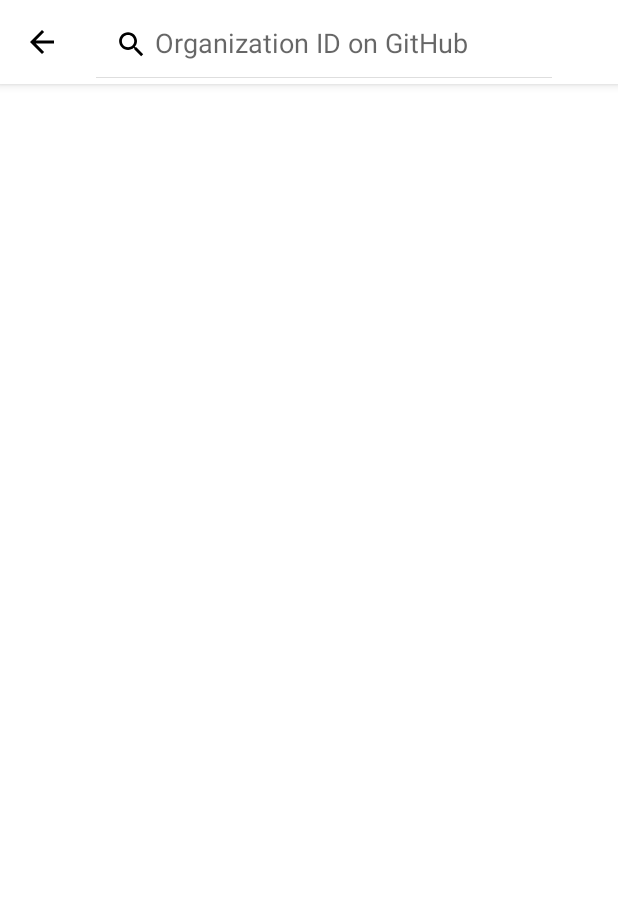
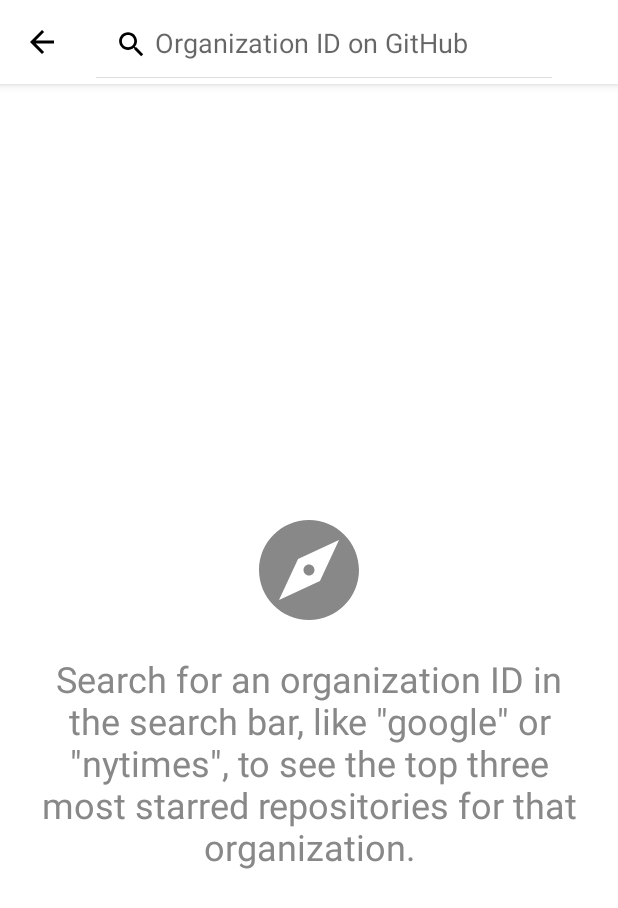
Before and after one commit to chadschultz/github-stars, an Android app: the screen it shows after launch (MainActivity), on a phone screen of 412 x 824 dp. Shown: the top 908 px of the screen. Run offline under Robolectric (Android 15) with nearby library versions, the phone set to English and light mode, and no system bars; libraries missing offline, so code that uses them is left out: com.apollographql.apollo; 2 statements that could not run were skipped.

Commit message:
Tweaking RecyclerView

```diff
--- a/app/src/main/AndroidManifest.xml
+++ b/app/src/main/AndroidManifest.xml
@@ -12,7 +12,8 @@
         android:roundIcon="@mipmap/ic_launcher_round"
         android:supportsRtl="true"
         android:theme="@style/AppTheme">
-        <activity android:name="com.example.githubstars.MainActivity">
+        <activity android:name="com.example.githubstars.MainActivity"
+            android:windowSoftInputMode="adjustResize">
             <intent-filter>
                 <action android:name="android.intent.action.MAIN" />
 
--- a/app/src/main/java/com/example/githubstars/githubrepolist/GitHubRepoListFragment.kt
+++ b/app/src/main/java/com/example/githubstars/githubrepolist/GitHubRepoListFragment.kt
@@ -8,6 +8,7 @@ import android.view.View
 import android.view.ViewGroup
 import androidx.appcompat.content.res.AppCompatResources.getDrawable
 import androidx.appcompat.widget.SearchView
+import androidx.core.content.ContextCompat
 import androidx.recyclerview.widget.LinearLayoutManager
 import com.apollographql.apollo.ApolloCall
 import com.apollographql.apollo.api.Response
@@ -48,7 +49,12 @@ class GitHubRepoListFragment() : BaseFragment() {
 
         //TODO: don't show chips for potential searches or otherwise assume what user will search - but do autocomplete recent searches, starting with zero characters. Use Gmail as an example
 
-        // TODO: multiple different view modes: initial load, recyclerview showing results, organization ID is not a match, organization has no repositories. Oh, and maybe if user exits searc hview?
+        // TODO: multiple different view modes: initial load, recyclerview showing results, organization ID is not a match, organization has no repositories. Oh, and maybe if user exits searc hview? Oh, and no Internet connection or some other error
+        // explore or star icons on first load?
+        // offline_bolt if no connection? or error or warning or signal_cellular? probably cloud_off
+        // warning for repository not found?
+        // search for no repositories
+        // animate changes in error messages?
 
         // TODO: progress indicator?
 
@@ -205,6 +211,9 @@ class GitHubRepoListFragment() : BaseFragment() {
                         }
                         // TODO: is there a better way?
                         activity?.runOnUiThread() {
+                            showOneOf(binding.recyclerView, binding.noReposLayout, gitHubRepoList.size > 0)
+
+
                             //TODO: rename viewAdapter?
                             viewAdapter.submitList(gitHubRepoList)
                             //TODO: likely a better way to do this
@@ -216,6 +225,11 @@ class GitHubRepoListFragment() : BaseFragment() {
                                     // repository is tricky to justify given that guidance.
                                     findChromeCustomTabsNavigator().mayLaunchUrl(url)
                                 }
+                            } else {
+                                //TODO: need to figure out how to tell if there was an error, zreo repos, or if the organization name was invalid
+                                //TODO: see if I can eliminate !!
+                                binding.noReposImageView.setImageDrawable(ContextCompat.getDrawable(activity!!, R.drawable.ic_search_black_24dp))
+                                binding.noReposTextView.text = getString(R.string.no_repos_organization_has_none, organizationLogin)
                             }
 
                         }
--- a/app/src/main/res/drawable/divider_item_decoration.xml
+++ b/app/src/main/res/drawable/divider_item_decoration.xml
@@ -4,6 +4,6 @@
     android:insetRight="@dimen/margin_normal">
         <shape>
             <size android:height="1dp" />
-            <solid android:color="@color/divider_item_decoration" />
+            <solid android:color="@color/secondary_text" />
         </shape>
 </inset>
--- /dev/null
+++ b/app/src/main/res/drawable/ic_cloud_off_black_24dp.xml
@@ -0,0 +1,9 @@
+<vector xmlns:android="http://schemas.android.com/apk/res/android"
+        android:width="24dp"
+        android:height="24dp"
+        android:viewportWidth="24.0"
+        android:viewportHeight="24.0">
+    <path
+        android:fillColor="#FF000000"
+        android:pathData="M19.35,10.04C18.67,6.59 15.64,4 12,4c-1.48,0 -2.85,0.43 -4.01,1.17l1.46,1.46C10.21,6.23 11.08,6 12,6c3.04,0 5.5,2.46 5.5,5.5v0.5H19c1.66,0 3,1.34 3,3 0,1.13 -0.64,2.11 -1.56,2.62l1.45,1.45C23.16,18.16 24,16.68 24,15c0,-2.64 -2.05,-4.78 -4.65,-4.96zM3,5.27l2.75,2.74C2.56,8.15 0,10.77 0,14c0,3.31 2.69,6 6,6h11.73l2,2L21,20.73 4.27,4 3,5.27zM7.73,10l8,8H6c-2.21,0 -4,-1.79 -4,-4s1.79,-4 4,-4h1.73z"/>
+</vector>
--- /dev/null
+++ b/app/src/main/res/drawable/ic_explore_black_24dp.xml
@@ -0,0 +1,9 @@
+<vector xmlns:android="http://schemas.android.com/apk/res/android"
+        android:width="24dp"
+        android:height="24dp"
+        android:viewportWidth="24.0"
+        android:viewportHeight="24.0">
+    <path
+        android:fillColor="#FF000000"
+        android:pathData="M12,10.9c-0.61,0 -1.1,0.49 -1.1,1.1s0.49,1.1 1.1,1.1c0.61,0 1.1,-0.49 1.1,-1.1s-0.49,-1.1 -1.1,-1.1zM12,2C6.48,2 2,6.48 2,12s4.48,10 10,10 10,-4.48 10,-10S17.52,2 12,2zM14.19,14.19L6,18l3.81,-8.19L18,6l-3.81,8.19z"/>
+</vector>
--- /dev/null
+++ b/app/src/main/res/drawable/ic_warning_black_24dp.xml
@@ -0,0 +1,9 @@
+<vector xmlns:android="http://schemas.android.com/apk/res/android"
+        android:width="24dp"
+        android:height="24dp"
+        android:viewportWidth="24.0"
+        android:viewportHeight="24.0">
+    <path
+        android:fillColor="#FF000000"
+        android:pathData="M1,21h22L12,2 1,21zM13,18h-2v-2h2v2zM13,14h-2v-4h2v4z"/>
+</vector>
--- a/app/src/main/res/layout/fragment_github_repo_list.xml
+++ b/app/src/main/res/layout/fragment_github_repo_list.xml
@@ -6,12 +6,16 @@
     android:layout_height="match_parent"
     app:layout_behavior="@string/appbar_scrolling_view_behavior"
     tools:context=".MainActivity">
+    <!-- TODO: I don't need layout_Behavior on the root, do I? -->
 
     <com.google.android.material.appbar.AppBarLayout
         android:layout_width="match_parent"
         android:layout_height="wrap_content">
 
         <!-- TODO: note scroll behavior - maybe I should tweak UI to make it more obvious? -->
+        <!-- When I used kotlinx synthetic references, I set camelCase IDs so they would appear more natural
+            as Kotlin object references. View Binding is nice enough to convert `top_app_bar` to `topAppBar`,
+            so I'm back to Android standard snake_case for XML IDs -->
         <com.google.android.material.appbar.MaterialToolbar
             android:id="@+id/top_app_bar"
             style="@style/Widget.MaterialComponents.Toolbar.Primary"
@@ -24,9 +28,54 @@
     </com.google.android.material.appbar.AppBarLayout>
 
     <androidx.recyclerview.widget.RecyclerView
-        android:id="@+id/recyclerView"
+        android:id="@+id/recycler_view"
         android:layout_width="match_parent"
         android:layout_height="match_parent"
+        android:visibility="gone"
         app:layout_behavior="@string/appbar_scrolling_view_behavior"/>
 
+    <!-- TODO: if I don't use layout_Behavior, the no_repos_layout shows behind the appbar. If I do use it, it shows behind the nav bar. Does the recycler view show behind the nav bar? -->
+
+    <!-- TODO: test landscape and split screen, make sure it has room to show - and add a note about why I'm not wrapped in a ScrollView -->
+    <!-- Show this on first load. Then show the RecyclerView. Only show this Layout again (with
+        different images and text) in case of error. -->
+    <androidx.constraintlayout.widget.ConstraintLayout
+        android:id="@+id/no_repos_layout"
+        android:layout_width="match_parent"
+        android:layout_height="match_parent"
+        app:layout_behavior="@string/appbar_scrolling_view_behavior">
+        <!-- TODO: adaptive size based on height -->
+        <!-- TODO: dimens reference instead of hardcoded? -->
+        <!-- Accessibility is important, but the image doesn't show anything that needs to be
+            replaced by text, so I'll ignore the ContentDescription warning. -->
+        <ImageView
+            android:id="@+id/no_repos_image_view"
+            android:layout_width="80dp"
+            android:layout_height="80dp"
+            android:src="@drawable/ic_explore_black_24dp"
+            android:tint="@color/secondary_text"
+            app:layout_constraintVertical_chainStyle="packed"
+            app:layout_constraintStart_toStartOf="parent"
+            app:layout_constraintEnd_toEndOf="parent"
+            app:layout_constraintTop_toTopOf="parent"
+            app:layout_constraintBottom_toTopOf="@+id/no_repos_text_view"
+            tools:ignore="ContentDescription" />
+
+        <TextView
+            android:id="@+id/no_repos_text_view"
+            android:layout_width="wrap_content"
+            android:layout_height="wrap_content"
+            android:padding="@dimen/margin_normal"
+            android:text="@string/no_repos_before_search"
+            android:textSize="24sp"
+            android:textColor="@color/secondary_text"
+            android:textAlignment="center"
+            app:layout_constraintStart_toStartOf="parent"
+            app:layout_constraintEnd_toEndOf="parent"
+            app:layout_constraintTop_toBottomOf="@+id/no_repos_image_view"
+            app:layout_constraintBottom_toBottomOf="parent"/>
+
+    </androidx.constraintlayout.widget.ConstraintLayout>
+
+
 </androidx.coordinatorlayout.widget.CoordinatorLayout>
--- a/app/src/main/res/values/colors.xml
+++ b/app/src/main/res/values/colors.xml
@@ -4,7 +4,8 @@
     <color name="colorPrimary">#FFFFFF</color>
     <!-- Make status bar black on Lollipop. values-v23/styles.xml makes it white with black text on Marshmallow -->
     <color name="colorPrimaryDark">#000000</color>
+    <!-- TODO -->
     <color name="colorAccent">#03DAC5</color>
 
-    <color name="divider_item_decoration">#888</color>
+    <color name="secondary_text">#888</color>
 </resources>
--- a/app/src/main/res/values/strings.xml
+++ b/app/src/main/res/values/strings.xml
@@ -1,7 +1,12 @@
 <resources>
     <string name="app_name">GHStars</string>
     <string name="app_name_full">GitHub Stars</string>
+
     <string name="search_query_hint">Organization ID on GitHub</string>
     <string name="search">Search</string>
+    <string name="no_repos_before_search">Search for an organization ID in the search bar, like \"google\" or \"nytimes\", to see the top three most starred repositories for that organization.</string>
+    <string name="no_repos_connection_error">Could not reach GitHub. Please check your Internet connection and try again.</string>
+    <string name="no_repos_wrong_organization">There is no organization matching the ID \"%1$s\" on GitHub. Please try searching for a different organization ID.</string>
+    <string name="no_repos_organization_has_none">%1$s has zero public repositories.</string>
 
 </resources>
--- a/app/src/main/res/values/styles.xml
+++ b/app/src/main/res/values/styles.xml
@@ -27,6 +27,7 @@
         <!-- TODO: shouldn't I only change the status bar color on higher APIs? -->
         <item name="android:textColor">@color/colorPrimaryDark</item>
         <item name="toolbarStyle">@style/Widget.App.Toolbar</item>
+
 <!--        <item name="android:navigationBarColor">@color/colorPrimary</item>-->
 <!--        <item name="android:windowDrawsSystemBarBackgrounds">true</item>-->
     </style>
```
